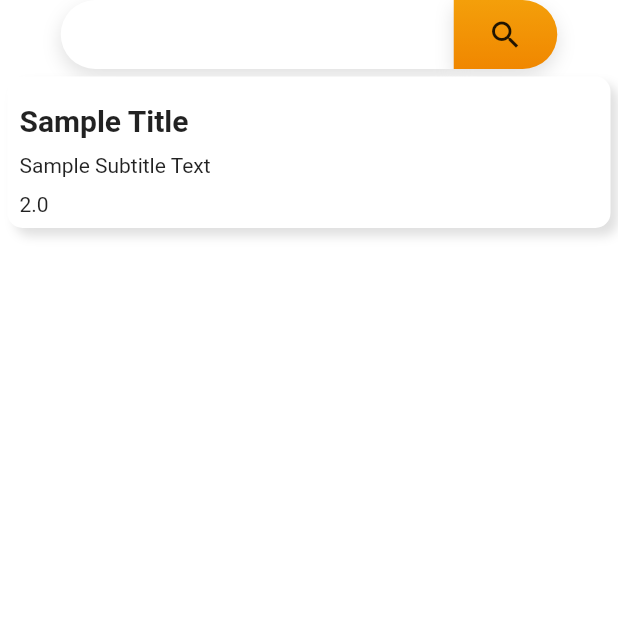
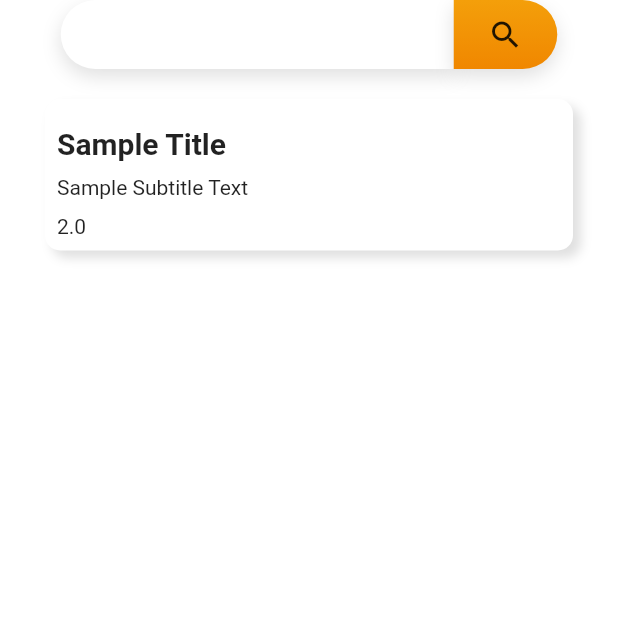
Before and after one commit to MaxZx3000/AI-Compfest-GigaPrime, a Flutter app: the screen it shows after launch, on a phone screen of 412 x 824 dp, the top half of it. Run offline on Flutter 3.47's test engine with Material 2 defaults, Android fonts, the phone set to English and light mode, and no system bars.

Commit message:
Added alignment and a little positioning

```diff
--- a/aplikasi/lib/pages/home_page.dart
+++ b/aplikasi/lib/pages/home_page.dart
@@ -16,6 +16,8 @@ class HomePage extends StatelessWidget{
   Widget build(BuildContext context) {
     return Scaffold(
         body: Column(
+          mainAxisAlignment: MainAxisAlignment.start,
+          crossAxisAlignment: CrossAxisAlignment.start,
           children: [
             SearchBar(
                 onSearchClick: onSearchBarClick,
@@ -28,7 +30,12 @@ class HomePage extends StatelessWidget{
                 )
             ),
             Container(
-              padding: const EdgeInsets.all(5.0),
+              padding: const EdgeInsets.only(
+                left: 30.0,
+                right: 30.0,
+                bottom: 0.0,
+                top: 20.0
+              ),
               child: const HorizontalItemWidget(
                 titleText: "Sample Title",
                 subtitleText: "Sample Subtitle Text",
```
